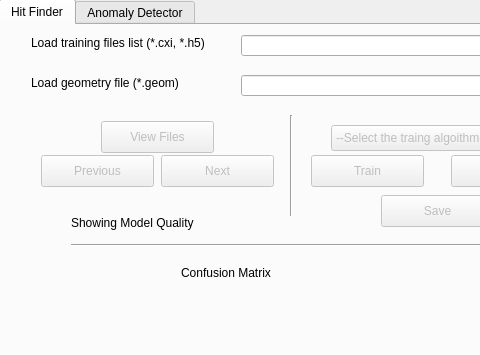
The window that UI/mainWindow-3.ui (gihankaushyal/PixelAnomalyDetectorTool) describes before a commit, drawn with Qt 5; both pictures show x 0 to 480 and y 0 to 355 of the 830 by 706 pixel window.
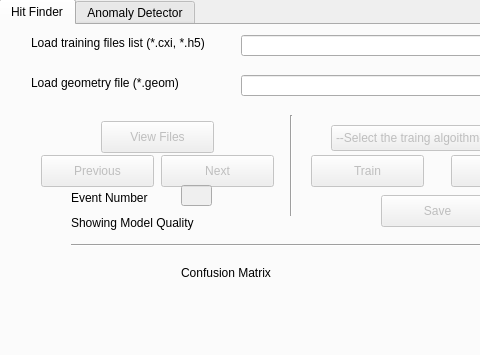
The same window after the commit.

Commit message: revamped main UI

The edit to the form file:
```diff
--- a/UI/mainWindow-3.ui
+++ b/UI/mainWindow-3.ui
@@ -340,6 +340,32 @@
        <string>Browse</string>
       </property>
      </widget>
+     <widget class="QLineEdit" name="eventNumber_2">
+      <property name="enabled">
+       <bool>false</bool>
+      </property>
+      <property name="geometry">
+       <rect>
+        <x>180</x>
+        <y>160</y>
+        <width>31</width>
+        <height>21</height>
+       </rect>
+      </property>
+     </widget>
+     <widget class="QLabel" name="label_12">
+      <property name="geometry">
+       <rect>
+        <x>70</x>
+        <y>165</y>
+        <width>101</width>
+        <height>16</height>
+       </rect>
+      </property>
+      <property name="text">
+       <string>Event Number</string>
+      </property>
+     </widget>
     </widget>
     <widget class="QWidget" name="tab_2">
      <attribute name="title">
```
